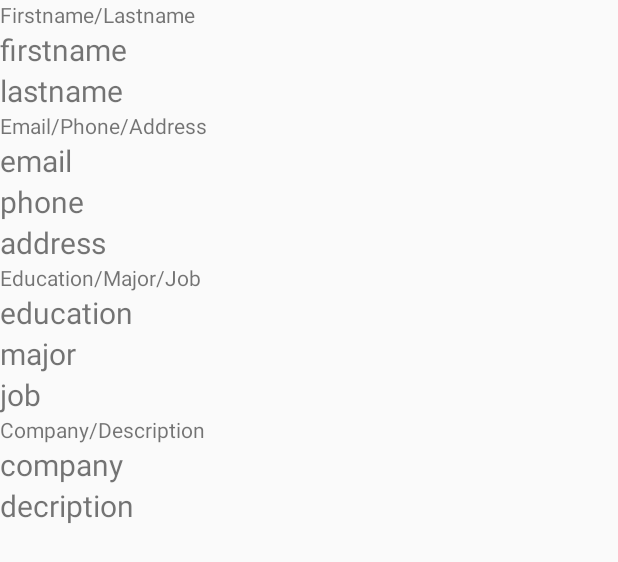
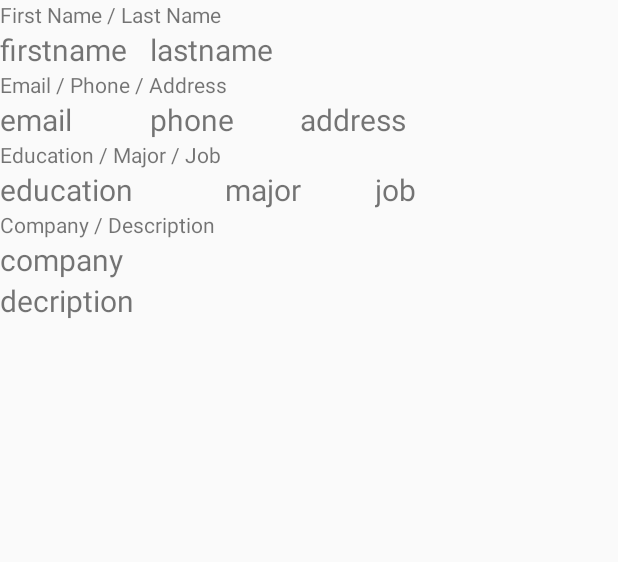
Before and after one commit to jaiminshah17/EasyStartUp2, an Android app: the layout jobseeker_list_model.xml on its own in the app's theme, with its tools: preview values and no code run, on a phone screen of 412 x 824 dp. Shown: the top 562 px of the screen. Run offline under Robolectric (Android 15) with nearby library versions, the phone set to English and light mode, and no system bars.

Commit message:
List model updated

```diff
--- a/app/src/main/res/layout/company_list_model.xml
+++ b/app/src/main/res/layout/company_list_model.xml
@@ -1,15 +1,19 @@
 <?xml version="1.0" encoding="utf-8"?>
-<RelativeLayout xmlns:android="http://schemas.android.com/apk/res/android"
+<ScrollView xmlns:android="http://schemas.android.com/apk/res/android"
     xmlns:app="http://schemas.android.com/apk/res-auto"
     xmlns:tools="http://schemas.android.com/tools"
     android:layout_width="match_parent"
     android:layout_height="wrap_content">
 
+    <TableLayout
+        android:layout_width="200dp"
+        android:layout_height="wrap_content"
+        android:orientation="vertical" >
     <TextView
         android:id="@+id/txt_Cname"
         android:layout_width="wrap_content"
         android:layout_height="wrap_content"
-        android:text="CompanyName"
+        android:text="Company"
         />
     <TextView
         android:id="@+id/txt_name"
@@ -19,41 +23,38 @@
         android:text="Name"
         android:textSize="20sp" />
 
-
-
-
     <TextView
         android:id="@+id/txt_Position"
         android:layout_width="wrap_content"
         android:layout_height="wrap_content"
         android:text="Recurite Position"
-        android:layout_below = "@+id/txt_name"
+        android:layout_toRightOf = "@+id/txt_Cname"
         />
     <TextView
         android:id="@+id/txt_Rposition"
         android:layout_width="wrap_content"
         android:layout_height="wrap_content"
         android:layout_below = "@+id/txt_Position"
+        android:layout_toRightOf = "@+id/txt_name"
         android:text="Position"
         android:textSize="20sp" />
-
-
-
 
     <TextView
         android:id="@+id/txt_Description"
         android:layout_width="wrap_content"
         android:layout_height="wrap_content"
         android:text="Company Description"
-        android:layout_below = "@+id/txt_Rposition"
+        android:layout_toRightOf = "@+id/txt_Position"
         />
     <TextView
         android:id="@+id/txt_Cdescription"
         android:layout_width="wrap_content"
         android:layout_height="wrap_content"
         android:layout_below = "@+id/txt_Description"
+        android:layout_toRightOf = "@+id/txt_Rposition"
         android:text="Name"
         android:textSize="20sp" />
 
+    </TableLayout>
 
-</RelativeLayout>
+</ScrollView>
--- a/app/src/main/res/layout/jobseeker_list_model.xml
+++ b/app/src/main/res/layout/jobseeker_list_model.xml
@@ -1,112 +1,131 @@
 <?xml version="1.0" encoding="utf-8"?>
-<RelativeLayout xmlns:app="http://schemas.android.com/apk/res-auto"
+<ScrollView xmlns:app="http://schemas.android.com/apk/res-auto"
     xmlns:android="http://schemas.android.com/apk/res/android"
     android:layout_width="match_parent"
     android:layout_height="wrap_content">
 
+    <TableLayout
+        android:layout_width="400dp"
+        android:layout_height="wrap_content"
+        android:orientation="vertical" >
+
+
+    <!-- Name -->
     <TextView
         android:id="@+id/txt_user"
         android:layout_width="wrap_content"
         android:layout_height="wrap_content"
-        android:text="Firstname/Lastname"
+        android:text="First Name / Last Name"
         />
+        <LinearLayout>
     <TextView
         android:id="@+id/txt_fn"
-        android:layout_width="wrap_content"
+        android:layout_width="100dp"
         android:layout_height="wrap_content"
         android:layout_below = "@+id/txt_user"
         android:text="firstname"
         android:textSize="20sp" />
     <TextView
         android:id="@+id/txt_ln"
+        android:layout_width="100dp"
+        android:layout_height="wrap_content"
         android:textSize="20sp"
-        android:layout_below = "@+id/txt_fn"
-        android:text="lastname"
-        android:layout_width="wrap_content"
-        android:layout_height="wrap_content" />
+        android:layout_below = "@+id/txt_user"
+        android:layout_toRightOf="@+id/txt_fn"
+        android:text="lastname" />
+        </LinearLayout>
 
 
-
+    <!-- Contact -->
     <TextView
         android:id="@+id/txt_Con"
         android:layout_width="wrap_content"
         android:layout_height="wrap_content"
         android:layout_below = "@+id/txt_ln"
-        android:text="Email/Phone/Address" />
+        android:text="Email / Phone / Address" />
+        <LinearLayout>
     <TextView
         android:id="@+id/email"
+        android:layout_width="100dp"
+        android:layout_height="wrap_content"
         android:textSize="20sp"
         android:layout_below = "@+id/txt_Con"
-        android:text="email"
-        android:layout_width="wrap_content"
-        android:layout_height="wrap_content" />
+        android:text="email" />
     <TextView
         android:id="@+id/phone"
+        android:layout_width="100dp"
+        android:layout_height="wrap_content"
         android:textSize="20sp"
-        android:layout_below = "@+id/email"
-        android:text="phone"
-        android:layout_width="wrap_content"
-        android:layout_height="wrap_content" />
+        android:layout_below = "@+id/txt_Con"
+        android:layout_toRightOf="@+id/txt_fn"
+        android:text="phone" />
     <TextView
         android:id="@+id/address"
+        android:layout_width="150dp"
+        android:layout_height="wrap_content"
         android:textSize="20sp"
-        android:layout_below = "@+id/phone"
-        android:text="address"
-        android:layout_width="wrap_content"
-        android:layout_height="wrap_content" />
+        android:layout_below = "@+id/txt_Con"
+        android:layout_toRightOf="@+id/phone"
+        android:text="address" />
+        </LinearLayout>
 
 
-
+    <!-- Education -->
     <TextView
         android:id="@+id/txt_Edu"
         android:layout_width="wrap_content"
         android:layout_height="wrap_content"
         android:layout_below = "@+id/address"
-        android:text="Education/Major/Job" />
+        android:text="Education / Major / Job" />
+        <LinearLayout>
     <TextView
         android:id="@+id/education"
+        android:layout_width="150dp"
+        android:layout_height="wrap_content"
         android:textSize="20sp"
         android:layout_below = "@+id/txt_Edu"
-        android:text="education"
-        android:layout_width="wrap_content"
-        android:layout_height="wrap_content" />
+        android:text="education" />
     <TextView
         android:id="@+id/major"
+        android:layout_width="100dp"
+        android:layout_height="wrap_content"
         android:textSize="20sp"
-        android:layout_below = "@+id/education"
-        android:text="major"
-        android:layout_width="wrap_content"
-        android:layout_height="wrap_content" />
+        android:layout_below="@+id/txt_Edu"
+        android:layout_toRightOf="@id/education"
+        android:text="major" />
     <TextView
         android:id="@+id/job"
+        android:layout_width="150dp"
+        android:layout_height="wrap_content"
         android:textSize="20sp"
-        android:layout_below = "@+id/major"
-        android:text="job"
-        android:layout_width="wrap_content"
-        android:layout_height="wrap_content" />
+        android:layout_below = "@+id/txt_Edu"
+        android:layout_toRightOf="@+id/major"
+        android:text="job" />
+        </LinearLayout>
 
 
-
+    <!-- Company -->
     <TextView
         android:id="@+id/Exp"
         android:layout_width="wrap_content"
         android:layout_height="wrap_content"
         android:layout_below = "@+id/job"
-        android:text="Company/Description"
-        />
+        android:text="Company / Description" />
+
     <TextView
         android:id="@+id/company"
+        android:layout_width="wrap_content"
+        android:layout_height="wrap_content"
         android:textSize="20sp"
         android:layout_below = "@+id/Exp"
-        android:text="company"
-        android:layout_width="wrap_content"
-        android:layout_height="wrap_content" />
+        android:text="company" />
     <TextView
         android:id="@+id/description"
+        android:layout_width="wrap_content"
+        android:layout_height="wrap_content"
         android:textSize="20sp"
         android:layout_below = "@+id/company"
-        android:text="decription"
-        android:layout_width="wrap_content"
-        android:layout_height="wrap_content" />
+        android:text="decription" />
+    </TableLayout>
 
-</RelativeLayout>
+</ScrollView>
```
